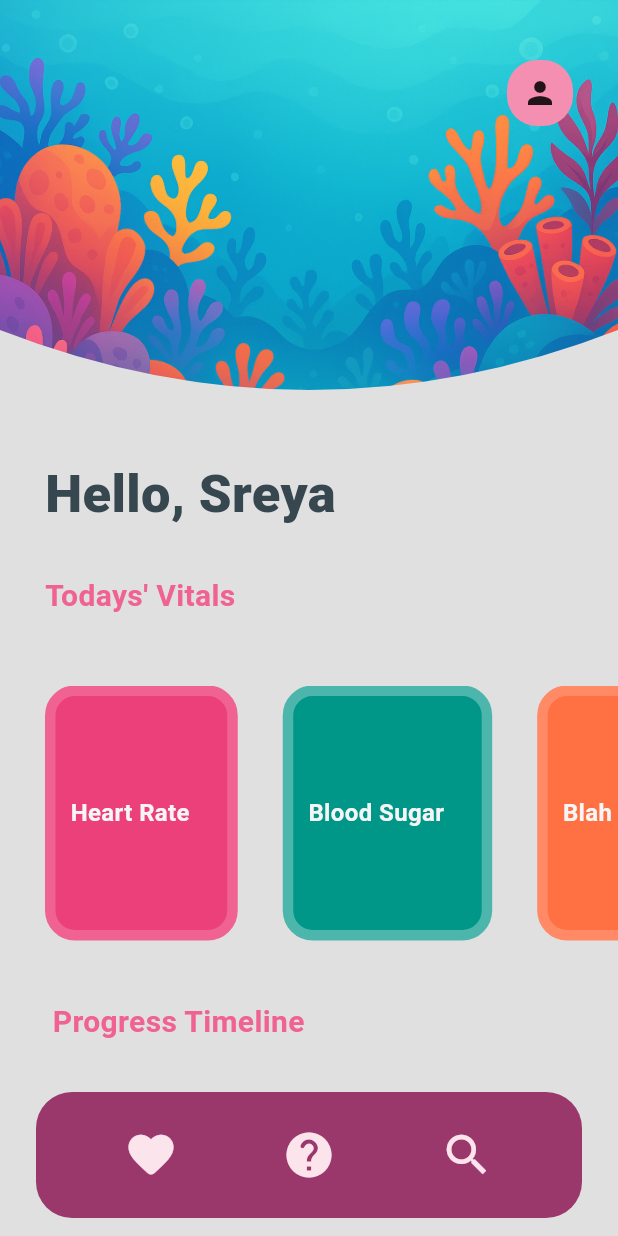
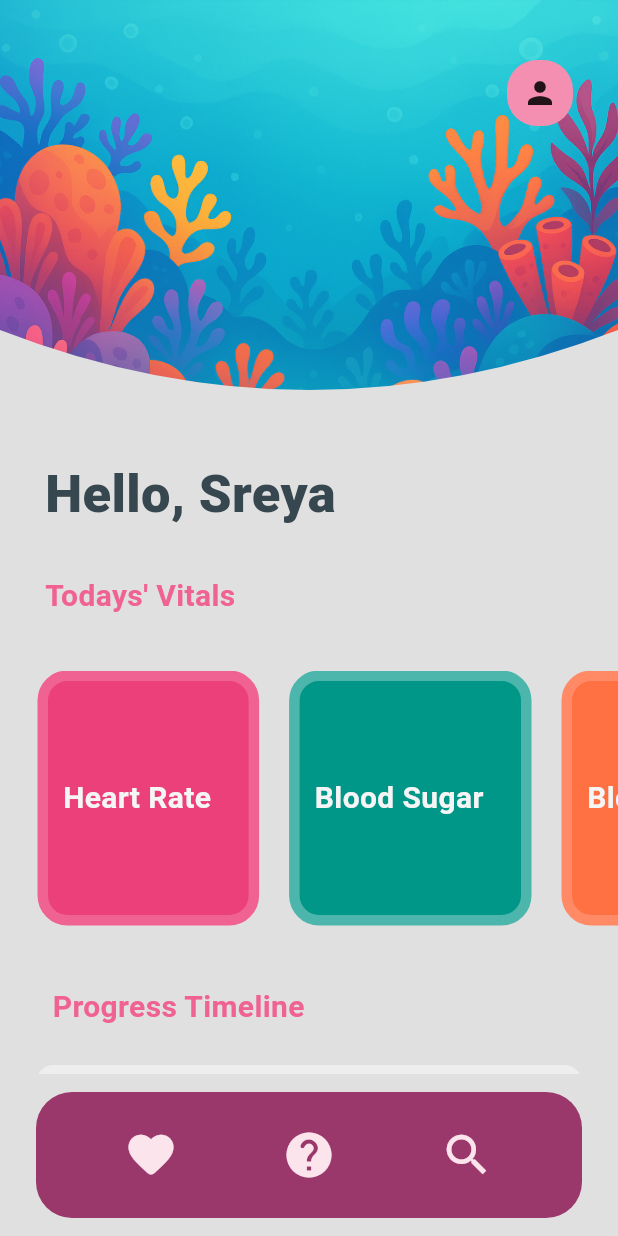
Before and after one commit to sreyasaju/heartSync, a Flutter app: the screen it shows after launch, on a phone screen of 412 x 824 dp. Run offline on Flutter 3.47's test engine with Material 3 defaults, Android fonts, the light colour scheme and no system bars; Roboto replaces fonts that are missing (BalooChettan2).

Commit message:
ui: fix cards

```diff
--- a/lib/pages/home_page.dart
+++ b/lib/pages/home_page.dart
@@ -91,7 +91,7 @@ class _HomePageState extends State<HomePage> {
               ),
             ),
 
-            const SizedBox(height: 20),
+            const SizedBox(height: 10),
 
             // cards
             SizedBox(
@@ -99,10 +99,13 @@ class _HomePageState extends State<HomePage> {
               child: ListView(
                 scrollDirection: Axis.horizontal,
                 children: [
-                  MainCard(
-                    cardName: 'Heart Rate',
-                    cardColor: Colors.pink[400]!,
-                    borderColor: Colors.pink[300]!,
+                  Padding(
+                    padding: EdgeInsets.only(left:5.0),
+                    child: MainCard(
+                      cardName: 'Heart Rate',
+                      cardColor: Colors.pink[400]!,
+                      borderColor: Colors.pink[300]!,
+                    ),
                   ),
                   MainCard(
                     cardName: 'Blood Sugar',
@@ -110,12 +113,12 @@ class _HomePageState extends State<HomePage> {
                     borderColor: Colors.teal[300]!,
                   ),
                   MainCard(
-                    cardName: 'Blah Blah',
+                    cardName: 'Blood Pressure',
                     cardColor: Colors.deepOrange[400]!,
                     borderColor: Colors.deepOrange[300]!,
                   ),
                   MainCard(
-                    cardName: 'Blah Blah',
+                    cardName: 'SpO2',
                     cardColor: Colors.lightBlue[500]!,
                     borderColor: Colors.lightBlue[300]!
                   ),
--- a/lib/utils/main_cards.dart
+++ b/lib/utils/main_cards.dart
@@ -21,7 +21,7 @@ class _MainCardState extends State<MainCard> {
   Widget build(BuildContext context) {
     return Container(
       height: 100,
-      padding: const EdgeInsets.only(left: 30.0),
+      padding: const EdgeInsets.only(left: 20.0),
       child: Container(
         padding: const EdgeInsets.all(10),
         decoration: BoxDecoration(
@@ -33,9 +33,10 @@ class _MainCardState extends State<MainCard> {
           children: [
             Text(widget.cardName,
               style: TextStyle(
-                fontSize:16,
+                fontSize:20,
                 color: Colors.grey[100]!,
-                fontWeight: FontWeight.bold
+                fontWeight: FontWeight.bold,
+                fontFamily: "BalooChettan2",
 
               ),
             ),
```
